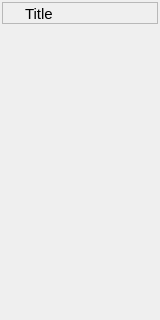
This is src/studiolibrary/widgets/ui/PreviewWidget.ui in krathjen/studiolibrary as Qt 5 draws it before an edit; both pictures show x 0 to 160 and y 0 to 320 of the 160 by 479 pixel window. The edited form follows.
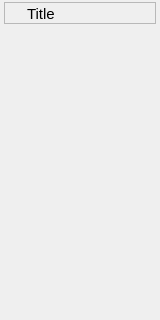
This is the edited form. Icons and pictures are not drawn.

Commit message: Small improvement to the preview widget margins

Patch:
```diff
--- a/src/studiolibrary/widgets/ui/PreviewWidget.ui
+++ b/src/studiolibrary/widgets/ui/PreviewWidget.ui
@@ -32,7 +32,16 @@
    <property name="spacing">
     <number>2</number>
    </property>
-   <property name="margin">
+   <property name="leftMargin">
+    <number>4</number>
+   </property>
+   <property name="topMargin">
+    <number>2</number>
+   </property>
+   <property name="rightMargin">
+    <number>4</number>
+   </property>
+   <property name="bottomMargin">
     <number>2</number>
    </property>
    <item>
```
The commit also changes 2 other files.
